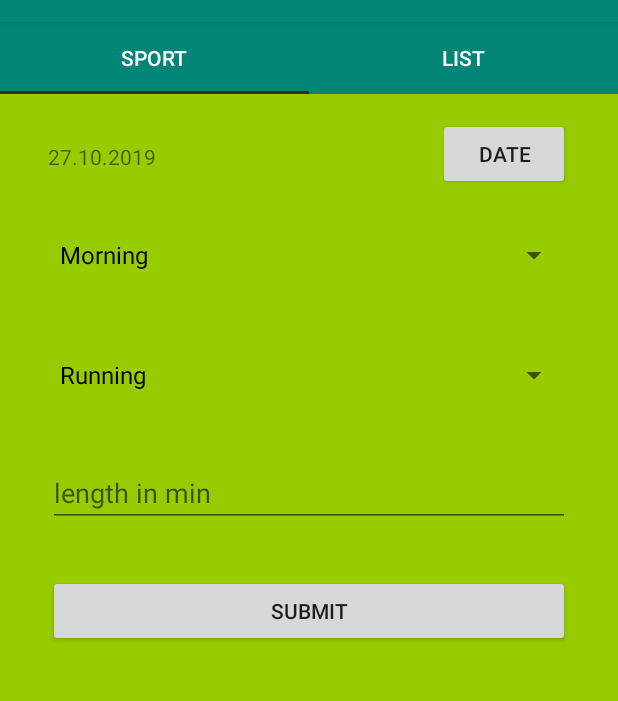
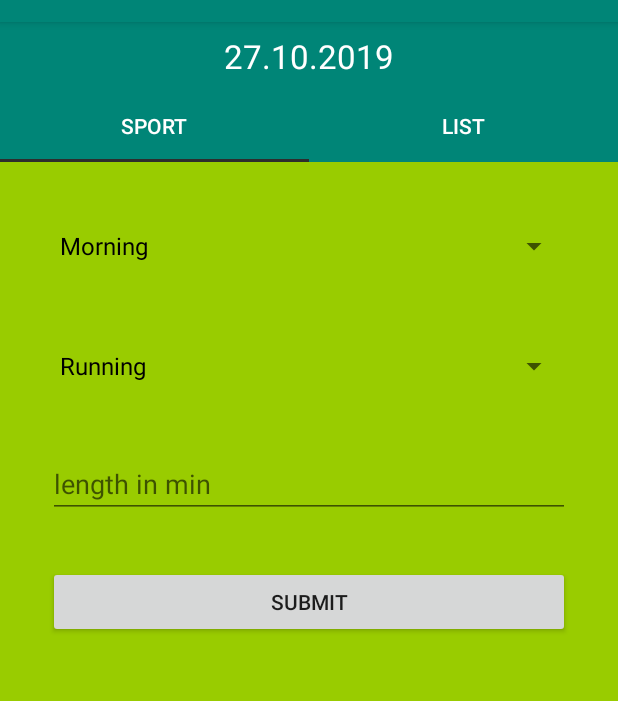
Before and after one commit to wmorian/track.it, an Android app: the screen it shows after launch (MainActivity), on a phone screen of 412 x 824 dp, the part 62-763 px from its top. Run offline under Robolectric (Android 15) with nearby library versions, the phone set to English and light mode, and no system bars; our stand-ins replace Room's generated code.

Commit message:
add observable date for all pages accesible via DateViewModel

```diff
--- /dev/null
+++ b/app/src/main/java/morian/apps/trackit/Date/DateFragment.java
@@ -0,0 +1,78 @@
+package morian.apps.trackit.Date;
+
+import android.app.Activity;
+import android.content.Intent;
+import android.os.Bundle;
+import android.text.Editable;
+import android.text.TextWatcher;
+import android.view.LayoutInflater;
+import android.view.View;
+import android.view.ViewGroup;
+import android.widget.TextView;
+
+import androidx.annotation.NonNull;
+import androidx.annotation.Nullable;
+import androidx.fragment.app.DialogFragment;
+import androidx.fragment.app.Fragment;
+import androidx.fragment.app.FragmentManager;
+import androidx.lifecycle.ViewModelProviders;
+
+import java.text.SimpleDateFormat;
+import java.util.Date;
+
+import morian.apps.trackit.DatePickerFragment;
+import morian.apps.trackit.R;
+
+public class DateFragment extends Fragment {
+
+    private static final int REQUEST_CODE = 11;
+    private TextView textViewGlobalDate;
+    private DateViewModel dateViewModel;
+
+    @Nullable
+    @Override
+    public View onCreateView(@NonNull LayoutInflater inflater, @Nullable ViewGroup container, @Nullable Bundle savedInstanceState) {
+        View view = inflater.inflate(R.layout.fragment_date, container, false);
+
+        textViewGlobalDate = view.findViewById(R.id.global_date);
+
+        SimpleDateFormat formatter = new SimpleDateFormat("dd.MM.yyyy");
+        Date date = new Date();
+        textViewGlobalDate.setText(formatter.format(date));
+
+        dateViewModel = ViewModelProviders.of(getActivity()).get(DateViewModel.class);
+        textViewGlobalDate.addTextChangedListener(new TextWatcher() {
+            @Override
+            public void beforeTextChanged(CharSequence s, int start, int count, int after) {}
+
+            @Override
+            public void onTextChanged(CharSequence s, int start, int before, int count) {}
+
+            @Override
+            public void afterTextChanged(Editable s) {
+                dateViewModel.setDate(textViewGlobalDate.getText().toString());
+            }
+        });
+
+        final FragmentManager fm = getActivity().getSupportFragmentManager();
+        textViewGlobalDate.setOnClickListener(new View.OnClickListener() {
+
+            @Override
+            public void onClick(View v) {
+                DialogFragment fragment = new DatePickerFragment();
+                fragment.setTargetFragment(DateFragment.this, REQUEST_CODE);
+                fragment.show(fm, "datePicker");
+            }
+        });
+
+        return view;
+    }
+
+    @Override
+    public void onActivityResult(int requestCode, int resultCode, Intent data) {
+        if (requestCode == REQUEST_CODE && resultCode == Activity.RESULT_OK) {
+            String date = data.getStringExtra("selectedDate");
+            textViewGlobalDate.setText(date);
+        }
+    }
+}
--- /dev/null
+++ b/app/src/main/java/morian/apps/trackit/Date/DateViewModel.java
@@ -0,0 +1,17 @@
+package morian.apps.trackit.Date;
+
+import androidx.lifecycle.MutableLiveData;
+import androidx.lifecycle.ViewModel;
+
+public class DateViewModel extends ViewModel {
+
+    private final MutableLiveData<String> date = new MutableLiveData();
+
+    public void setDate(String date) {
+        this.date.setValue(date);
+    }
+
+    public MutableLiveData<String> getDate() {
+        return this.date;
+    }
+}
--- a/app/src/main/java/morian/apps/trackit/MainActivity.java
+++ b/app/src/main/java/morian/apps/trackit/MainActivity.java
@@ -6,6 +6,8 @@ import androidx.appcompat.app.AppCompatActivity;
 import androidx.appcompat.widget.Toolbar;
 import androidx.core.view.GravityCompat;
 import androidx.drawerlayout.widget.DrawerLayout;
+import androidx.lifecycle.Observer;
+import androidx.lifecycle.ViewModelProviders;
 import androidx.viewpager.widget.ViewPager;
 
 import android.os.Bundle;
@@ -13,6 +15,15 @@ import android.view.MenuItem;
 
 import com.google.android.material.navigation.NavigationView;
 import com.google.android.material.tabs.TabLayout;
+
+import java.io.Console;
+
+import morian.apps.trackit.Date.DateFragment;
+import morian.apps.trackit.Date.DateViewModel;
+import morian.apps.trackit.Sport.SportFragment;
+import morian.apps.trackit.Sport.SportListFragment;
+import morian.apps.trackit.Weather.WeatherFragment;
+import morian.apps.trackit.Work.WorkFragment;
 
 public class MainActivity extends AppCompatActivity implements NavigationView.OnNavigationItemSelectedListener {
 
@@ -26,6 +37,14 @@ public class MainActivity extends AppCompatActivity implements NavigationView.On
         super.onCreate(savedInstanceState);
         setContentView(R.layout.activity_main);
 
+        InitNavigation();
+        InitViewPager();
+
+        getSupportFragmentManager().beginTransaction().replace(R.id.global_date_frame,
+                new DateFragment()).commit();
+    }
+
+    private void InitNavigation() {
         Toolbar toolbar = findViewById(R.id.toolbar);
         setSupportActionBar(toolbar);
 
@@ -37,7 +56,9 @@ public class MainActivity extends AppCompatActivity implements NavigationView.On
                 R.string.navigation_draw_open, R.string.navigation_draw_close);
         drawer.addDrawerListener(toggle);
         toggle.syncState();
+    }
 
+    private void InitViewPager() {
         tabLayout = findViewById(R.id.tablayout_id);
         viewPager = findViewById(R.id.viewPager_id);
         adapter = new ViewPageAdapter(getSupportFragmentManager());
@@ -49,13 +70,6 @@ public class MainActivity extends AppCompatActivity implements NavigationView.On
         //Adapter Setup
         viewPager.setAdapter(adapter);
         tabLayout.setupWithViewPager(viewPager);
-
-        // init with this fragment when first call
-        if (savedInstanceState == null) {
-            getSupportFragmentManager().beginTransaction().replace(R.id.viewPager_id,
-                    new SportFragment()).commit();
-            navigationView.setCheckedItem(R.id.nav_sport);
-        }
     }
 
     @Override
--- a/app/src/main/java/morian/apps/trackit/RootFragment.java
+++ b/app/src/main/java/morian/apps/trackit/RootFragment.java
@@ -9,6 +9,8 @@ import androidx.annotation.NonNull;
 import androidx.annotation.Nullable;
 import androidx.fragment.app.Fragment;
 import androidx.fragment.app.FragmentTransaction;
+
+import morian.apps.trackit.Sport.SportFragment;
 
 public class RootFragment extends Fragment {
 
--- a/app/src/main/java/morian/apps/trackit/Sport.java
+++ b/app/src/main/java/morian/apps/trackit/Sport/Sport.java
@@ -1,4 +1,4 @@
-package morian.apps.trackit;
+package morian.apps.trackit.Sport;
 
 import androidx.room.ColumnInfo;
 import androidx.room.Entity;
--- a/app/src/main/java/morian/apps/trackit/SportAdapter.java
+++ b/app/src/main/java/morian/apps/trackit/Sport/SportAdapter.java
@@ -1,4 +1,4 @@
-package morian.apps.trackit;
+package morian.apps.trackit.Sport;
 
 import android.view.LayoutInflater;
 import android.view.View;
@@ -10,6 +10,8 @@ import androidx.recyclerview.widget.RecyclerView;
 
 import java.util.ArrayList;
 import java.util.List;
+
+import morian.apps.trackit.R;
 
 public class SportAdapter extends RecyclerView.Adapter<SportAdapter.SportHolder> {
 
--- a/app/src/main/java/morian/apps/trackit/SportDao.java
+++ b/app/src/main/java/morian/apps/trackit/Sport/SportDao.java
@@ -1,4 +1,4 @@
-package morian.apps.trackit;
+package morian.apps.trackit.Sport;
 
 import androidx.lifecycle.LiveData;
 import androidx.room.Dao;
@@ -8,6 +8,8 @@ import androidx.room.Query;
 import androidx.room.Update;
 
 import java.util.List;
+
+import morian.apps.trackit.Sport.Sport;
 
 @Dao
 public interface SportDao {
@@ -26,4 +28,7 @@ public interface SportDao {
 
     @Query("SELECT * FROM sport_table ORDER BY day ASC")
     LiveData<List<Sport>> getAllSports();
+
+    @Query("SELECT * FROM sport_table WHERE day=:currentDay ORDER BY day ASC")
+    List<Sport> getSportsByDate(String currentDay);
 }
--- a/app/src/main/java/morian/apps/trackit/SportDatabase.java
+++ b/app/src/main/java/morian/apps/trackit/Sport/SportDatabase.java
@@ -1,4 +1,4 @@
-package morian.apps.trackit;
+package morian.apps.trackit.Sport;
 
 import android.content.Context;
 import android.os.AsyncTask;
--- a/app/src/main/java/morian/apps/trackit/SportFragment.java
+++ b/app/src/main/java/morian/apps/trackit/Sport/SportFragment.java
@@ -1,4 +1,5 @@
-package morian.apps.trackit;
+package morian.apps.trackit.Sport;
+
 import android.app.Activity;
 import android.content.Intent;
 import android.os.Bundle;
@@ -16,34 +17,39 @@ import androidx.annotation.Nullable;
 import androidx.fragment.app.DialogFragment;
 import androidx.fragment.app.Fragment;
 import androidx.fragment.app.FragmentManager;
+import androidx.lifecycle.Observer;
 import androidx.lifecycle.ViewModelProviders;
 
 import java.text.SimpleDateFormat;
 import java.util.Date;
 
+import morian.apps.trackit.Date.DateFragment;
+import morian.apps.trackit.Date.DateViewModel;
+import morian.apps.trackit.DatePickerFragment;
+import morian.apps.trackit.R;
+
 public class SportFragment extends Fragment {
 
     private SportViewModel sportViewModel;
+    private DateViewModel dateViewModel;
+    private String currentDate;
 
     public static final int REQUEST_CODE = 11;
-    TextView currentDate;
+
+    public SportFragment() {
+    }
 
     @Nullable
     @Override
     public View onCreateView(@NonNull LayoutInflater inflater, @Nullable ViewGroup container, @Nullable Bundle savedInstanceState) {
         View view = inflater.inflate(R.layout.fragment_sport, container, false);
 
-        Button datePicker = view.findViewById(R.id.date_picker);
-        currentDate = view.findViewById(R.id.current_date);
-        final FragmentManager fm = getActivity().getSupportFragmentManager();
-
-        datePicker.setOnClickListener(new View.OnClickListener() {
+        dateViewModel = ViewModelProviders.of(getActivity()).get(DateViewModel.class);
+        dateViewModel.getDate().observe(this, new Observer<String>() {
 
             @Override
-            public void onClick(View v) {
-                DialogFragment fragment = new DatePickerFragment();
-                fragment.setTargetFragment(SportFragment.this, REQUEST_CODE);
-                fragment.show(fm, "datePicker");
+            public void onChanged(String s) {
+                currentDate = s;
             }
         });
 
@@ -58,7 +64,7 @@ public class SportFragment extends Fragment {
             @Override
             public void onClick(View v) {
                 Sport sport = new Sport(
-                        currentDate.getText().toString(),
+                        currentDate,
                         time.getSelectedItem().toString(),
                         kind.getSelectedItem().toString(),
                         Integer.parseInt(length.getText().toString()));
@@ -71,20 +77,8 @@ public class SportFragment extends Fragment {
 
     @Override
     public void onViewCreated(@NonNull View view, @Nullable Bundle savedInstanceState) {
-        SimpleDateFormat formatter = new SimpleDateFormat("dd.MM.yyyy");
-        Date date = new Date();
-        currentDate.setText(formatter.format(date));
-
         initTimeOfDaySpinner(view);
         initKindOfSportsSpinner(view);
-    }
-
-    @Override
-    public void onActivityResult(int requestCode, int resultCode, Intent data) {
-        if (requestCode == REQUEST_CODE && resultCode == Activity.RESULT_OK) {
-            String date = data.getStringExtra("selectedDate");
-            currentDate.setText(date);
-        }
     }
 
     private void initTimeOfDaySpinner(@NonNull View view) {
--- a/app/src/main/java/morian/apps/trackit/SportRepository.java
+++ b/app/src/main/java/morian/apps/trackit/Sport/SportRepository.java
@@ -1,4 +1,4 @@
-package morian.apps.trackit;
+package morian.apps.trackit.Sport;
 
 import android.app.Application;
 import android.os.AsyncTask;
@@ -6,6 +6,11 @@ import android.os.AsyncTask;
 import androidx.lifecycle.LiveData;
 
 import java.util.List;
+import java.util.concurrent.ExecutionException;
+
+import morian.apps.trackit.Sport.Sport;
+import morian.apps.trackit.Sport.SportDao;
+import morian.apps.trackit.Sport.SportDatabase;
 
 public class SportRepository {
     private SportDao sportDao;
@@ -31,6 +36,10 @@ public class SportRepository {
 
     public void deleteAllNotes() {
         new DeleteAllSportsAsyncTask(sportDao).execute();
+    }
+
+    public List<Sport> getSportsByDay(String date) throws ExecutionException, InterruptedException {
+        return new GetSportsByDateAsyncTask(sportDao).execute(date).get();
     }
 
     public LiveData<List<Sport>> getAllSports() {
@@ -92,4 +101,16 @@ public class SportRepository {
             return null;
         }
     }
+
+    private static class GetSportsByDateAsyncTask extends AsyncTask<String, Void, List<Sport>> {
+        private SportDao sportDao;
+
+        private GetSportsByDateAsyncTask(SportDao sportDao) { this.sportDao = sportDao; }
+
+        @Override
+        protected List<Sport> doInBackground(String... strings) {
+            sportDao.getSportsByDate(strings[0]);
+            return null;
+        }
+    }
 }
--- a/app/src/main/java/morian/apps/trackit/SportViewModel.java
+++ b/app/src/main/java/morian/apps/trackit/Sport/SportViewModel.java
@@ -1,4 +1,4 @@
-package morian.apps.trackit;
+package morian.apps.trackit.Sport;
 
 import android.app.Application;
 
@@ -7,6 +7,10 @@ import androidx.lifecycle.AndroidViewModel;
 import androidx.lifecycle.LiveData;
 
 import java.util.List;
+import java.util.concurrent.ExecutionException;
+
+import morian.apps.trackit.Sport.Sport;
+import morian.apps.trackit.Sport.SportRepository;
 
 public class SportViewModel extends AndroidViewModel {
 
@@ -36,6 +40,11 @@ public class SportViewModel extends AndroidViewModel {
         repository.deleteAllNotes();
     }
 
+    public List<Sport> getSportsByDate(String date) throws ExecutionException, InterruptedException
+    {
+        return repository.getSportsByDay(date);
+    }
+
     public LiveData<List<Sport>> getAllSports() {
         return allSports;
     }
--- a/app/src/main/java/morian/apps/trackit/WorkFragment.java
+++ b/app/src/main/java/morian/apps/trackit/Weather/WeatherFragment.java
@@ -1,4 +1,4 @@
-package morian.apps.trackit;
+package morian.apps.trackit.Weather;
 
 import android.os.Bundle;
 import android.view.LayoutInflater;
@@ -9,10 +9,12 @@ import androidx.annotation.NonNull;
 import androidx.annotation.Nullable;
 import androidx.fragment.app.Fragment;
 
-public class WorkFragment extends Fragment {
+import morian.apps.trackit.R;
+
+public class WeatherFragment extends Fragment {
     @Nullable
     @Override
     public View onCreateView(@NonNull LayoutInflater inflater, @Nullable ViewGroup container, @Nullable Bundle savedInstanceState) {
-        return inflater.inflate(R.layout.fragment_work, container, false);
+        return inflater.inflate(R.layout.fragment_weather, container, false);
     }
 }
--- a/app/src/main/java/morian/apps/trackit/WeatherFragment.java
+++ b/app/src/main/java/morian/apps/trackit/Work/WorkFragment.java
@@ -1,4 +1,4 @@
-package morian.apps.trackit;
+package morian.apps.trackit.Work;
 
 import android.os.Bundle;
 import android.view.LayoutInflater;
@@ -9,10 +9,12 @@ import androidx.annotation.NonNull;
 import androidx.annotation.Nullable;
 import androidx.fragment.app.Fragment;
 
-public class WeatherFragment extends Fragment {
+import morian.apps.trackit.R;
+
+public class WorkFragment extends Fragment {
     @Nullable
     @Override
     public View onCreateView(@NonNull LayoutInflater inflater, @Nullable ViewGroup container, @Nullable Bundle savedInstanceState) {
-        return inflater.inflate(R.layout.fragment_weather, container, false);
+        return inflater.inflate(R.layout.fragment_work, container, false);
     }
 }
--- a/app/src/main/res/layout/activity_main.xml
+++ b/app/src/main/res/layout/activity_main.xml
@@ -23,10 +23,19 @@
             android:theme="@style/ThemeOverlay.AppCompat.Dark.ActionBar"
             app:popupTheme="@style/ThemeOverlay.AppCompat.Light" />
 
-        <!--        <FrameLayout-->
-        <!--            android:id="@+id/fragment_container"-->
-        <!--            android:layout_width="match_parent"-->
-        <!--            android:layout_height="match_parent" />-->
+<!--        <TextView-->
+<!--            android:id="@+id/global_date"-->
+<!--            android:layout_width="match_parent"-->
+<!--            android:layout_height="wrap_content"-->
+<!--            android:text="Date"-->
+<!--            android:textAlignment="center"-->
+<!--            android:paddingVertical="8dp"-->
+<!--            android:clickable="true" />-->
+
+        <FrameLayout
+            android:id="@+id/global_date_frame"
+            android:layout_width="match_parent"
+            android:layout_height="wrap_content" />
 
         <com.google.android.material.tabs.TabLayout
             android:id="@+id/tablayout_id"
@@ -42,7 +51,6 @@
             android:layout_width="match_parent"
             android:layout_height="match_parent"
             android:id="@+id/viewPager_id" />
-
     </LinearLayout>
 
     <com.google.android.material.navigation.NavigationView
--- /dev/null
+++ b/app/src/main/res/layout/fragment_date.xml
@@ -0,0 +1,18 @@
+<?xml version="1.0" encoding="utf-8"?>
+<LinearLayout xmlns:android="http://schemas.android.com/apk/res/android"
+    android:orientation="vertical" android:layout_width="match_parent"
+    android:layout_height="match_parent">
+
+    <TextView
+        android:id="@+id/global_date"
+        android:layout_width="match_parent"
+        android:layout_height="wrap_content"
+        android:text="Date"
+        android:textAlignment="center"
+        android:paddingVertical="8dp"
+        android:clickable="true"
+        android:textAppearance="@style/TextAppearance.AppCompat.Large"
+        android:background="@color/colorPrimary"
+        android:textColor="@color/dateTextColor"/>
+
+</LinearLayout>
--- a/app/src/main/res/layout/fragment_root.xml
+++ b/app/src/main/res/layout/fragment_root.xml
@@ -1,7 +1,7 @@
 <?xml version="1.0" encoding="utf-8"?>
 <FrameLayout xmlns:android="http://schemas.android.com/apk/res/android"
+    android:id="@+id/root_add_frame"
     android:layout_width="match_parent"
-    android:layout_height="match_parent"
-    android:id="@+id/root_add_frame">
+    android:layout_height="match_parent">
 
 </FrameLayout>
--- a/app/src/main/res/layout/fragment_sport.xml
+++ b/app/src/main/res/layout/fragment_sport.xml
@@ -6,32 +6,31 @@
     android:layout_height="match_parent"
     android:background="@android:color/holo_green_light">
 
-    <TextView
-        android:id="@+id/current_date"
-        android:layout_width="0dp"
-        android:layout_height="wrap_content"
-        android:layout_marginStart="32dp"
-        android:layout_marginLeft="32dp"
-        android:layout_marginTop="32dp"
-        android:layout_marginEnd="16dp"
-        android:layout_marginRight="16dp"
-        android:hint="Date"
-        app:layout_constraintEnd_toStartOf="@+id/date_picker"
-        app:layout_constraintStart_toStartOf="parent"
-        app:layout_constraintTop_toTopOf="parent" />
+<!--    <TextView-->
+<!--        android:id="@+id/current_date"-->
+<!--        android:layout_width="0dp"-->
+<!--        android:layout_height="wrap_content"-->
+<!--        android:layout_marginStart="32dp"-->
+<!--        android:layout_marginLeft="32dp"-->
+<!--        android:layout_marginTop="32dp"-->
+<!--        android:layout_marginEnd="16dp"-->
+<!--        android:layout_marginRight="16dp"-->
+<!--        android:hint="Date"-->
+<!--        app:layout_constraintEnd_toStartOf="@+id/date_picker"-->
+<!--        app:layout_constraintStart_toStartOf="parent"-->
+<!--        app:layout_constraintTop_toTopOf="parent" />-->
 
 
-    <Button
-        android:id="@+id/date_picker"
-        android:layout_width="wrap_content"
-        android:layout_height="wrap_content"
-        android:layout_marginTop="16dp"
-        android:layout_marginEnd="32dp"
-        android:layout_marginRight="32dp"
-        android:onClick="showDatePickerDialog"
-        android:text="date"
-        app:layout_constraintEnd_toEndOf="parent"
-        app:layout_constraintTop_toTopOf="parent" />
+<!--    <Button-->
+<!--        android:id="@+id/date_picker"-->
+<!--        android:layout_width="wrap_content"-->
+<!--        android:layout_height="wrap_content"-->
+<!--        android:layout_marginTop="16dp"-->
+<!--        android:layout_marginEnd="32dp"-->
+<!--        android:layout_marginRight="32dp"-->
+<!--        android:text="date"-->
+<!--        app:layout_constraintEnd_toEndOf="parent"-->
+<!--        app:layout_constraintTop_toTopOf="parent" />-->
 
     <Spinner
         android:id="@+id/time_of_day"
@@ -44,7 +43,7 @@
         android:layout_marginRight="32dp"
         app:layout_constraintEnd_toEndOf="parent"
         app:layout_constraintStart_toStartOf="parent"
-        app:layout_constraintTop_toBottomOf="@+id/current_date" />
+        app:layout_constraintTop_toTopOf="parent" />
 
     <Spinner
         android:id="@+id/kinds_of_sports"
--- a/app/src/main/res/values/colors.xml
+++ b/app/src/main/res/values/colors.xml
@@ -4,5 +4,6 @@
     <color name="colorPrimaryDark">#00574B</color>
     <color name="colorAccent">#D81B60</color>
     <color name="tabTextColor">#fff</color>
+    <color name="dateTextColor">#fff</color>
     <color name="tabIndicatorColor">#2d2d2d</color>
 </resources>
```
Also changed, not shown: app/src/main/java/morian/apps/trackit/Sport/SportListFragment.java (renamed from app/src/main/java/morian/apps/trackit/SportListFragment.java, +6 -1 lines).
